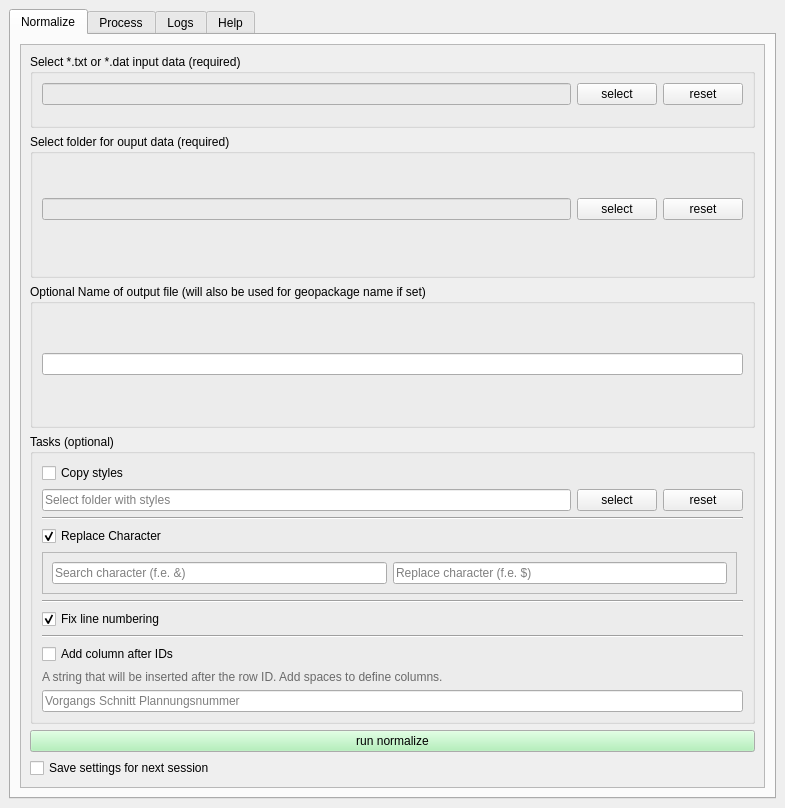
Qt form s2g_data_processor_dockwidget_base.ui (survey2gis/s2g-qgis-extension) before a commit.
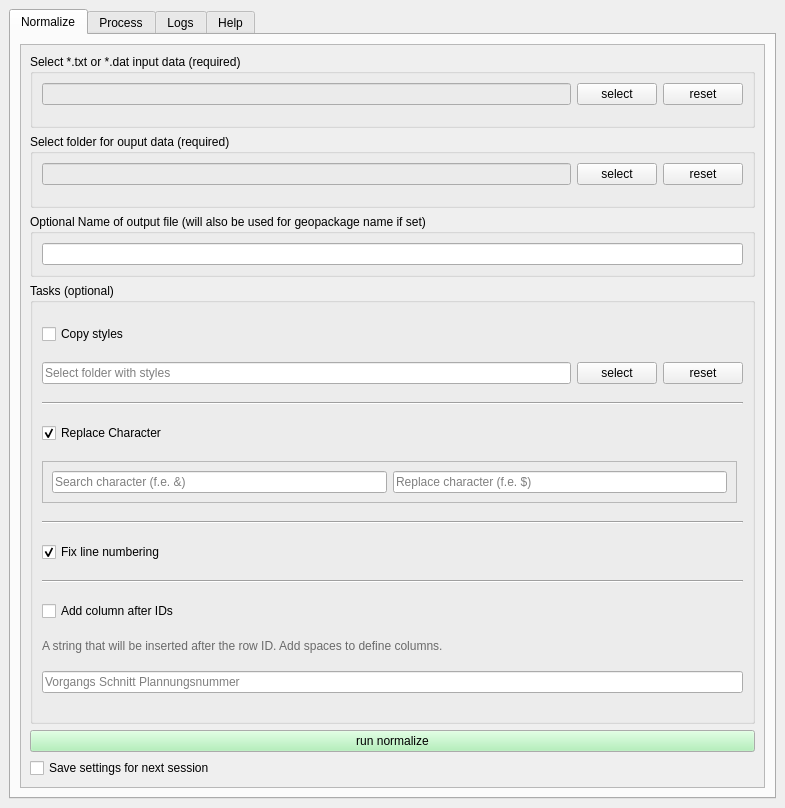
The same form after that commit.

Commit message: fix gui, better logging and timeout

Patch:
```diff
--- a/s2g_data_processor_dockwidget_base.ui
+++ b/s2g_data_processor_dockwidget_base.ui
@@ -140,7 +140,7 @@
             <item>
              <widget class="QGroupBox" name="ParserGroup">
               <property name="sizePolicy">
-               <sizepolicy hsizetype="Preferred" vsizetype="Minimum">
+               <sizepolicy hsizetype="Preferred" vsizetype="Fixed">
                 <horstretch>0</horstretch>
                 <verstretch>0</verstretch>
                </sizepolicy>
@@ -215,10 +215,16 @@
             </item>
             <item>
              <widget class="QGroupBox" name="groupBox_9">
+              <property name="sizePolicy">
+               <sizepolicy hsizetype="Preferred" vsizetype="Fixed">
+                <horstretch>0</horstretch>
+                <verstretch>0</verstretch>
+               </sizepolicy>
+              </property>
               <property name="title">
                <string>Optional Name of output file (will also be used for geopackage name if set)</string>
               </property>
-              <layout class="QHBoxLayout" name="horizontalLayout_9">
+              <layout class="QVBoxLayout" name="verticalLayout_6">
                <item>
                 <widget class="QLineEdit" name="output_filename_input"/>
                </item>
@@ -256,6 +262,12 @@
                </item>
                <item row="5" column="0">
                 <widget class="QFrame" name="frame_3">
+                 <property name="sizePolicy">
+                  <sizepolicy hsizetype="Preferred" vsizetype="Fixed">
+                   <horstretch>0</horstretch>
+                   <verstretch>0</verstretch>
+                  </sizepolicy>
+                 </property>
                  <property name="frameShape">
                   <enum>QFrame::StyledPanel</enum>
                  </property>
@@ -292,6 +304,12 @@
                </item>
                <item row="1" column="0" colspan="2">
                 <widget class="QWidget" name="widget" native="true">
+                 <property name="sizePolicy">
+                  <sizepolicy hsizetype="Preferred" vsizetype="Fixed">
+                   <horstretch>0</horstretch>
+                   <verstretch>0</verstretch>
+                  </sizepolicy>
+                 </property>
                  <property name="maximumSize">
                   <size>
                    <width>16777205</width>
@@ -361,6 +379,12 @@
                </item>
                <item row="11" column="0" colspan="2">
                 <widget class="QLabel" name="label_14">
+                 <property name="sizePolicy">
+                  <sizepolicy hsizetype="Preferred" vsizetype="Fixed">
+                   <horstretch>0</horstretch>
+                   <verstretch>0</verstretch>
+                  </sizepolicy>
+                 </property>
                  <property name="palette">
                   <palette>
                    <active>
```
Left out of the diff: 4 changed lines with no effect on the pictures. The commit also changes 1 other file.
